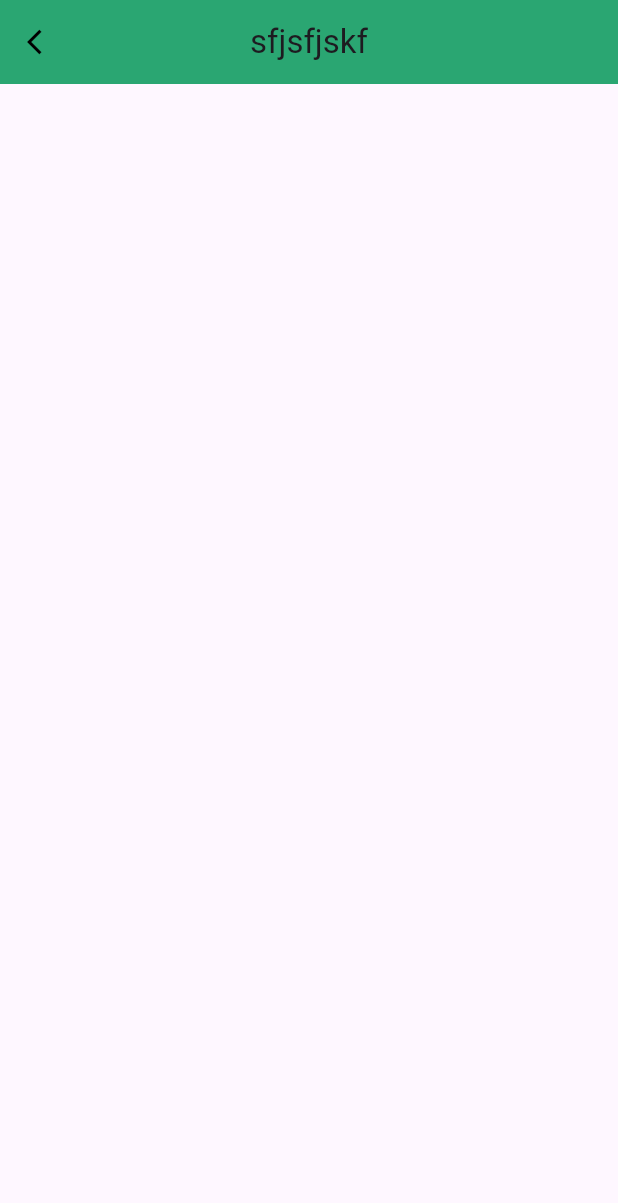
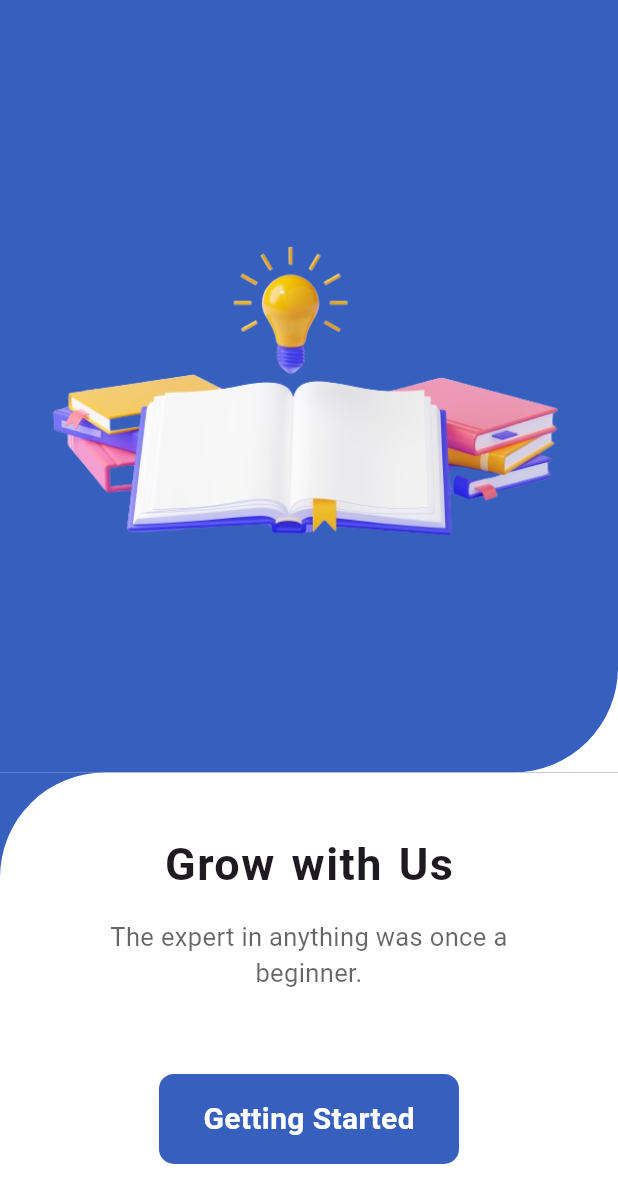
Before and after one commit to showravdas11/tuition-tracker, a Flutter app: the screen it shows after launch, on a phone screen of 412 x 824 dp. Shown: the top 1203 px of the screen. Run offline on Flutter 3.47's test engine with Material 3 defaults, Android fonts, the phone set to English and light mode, and no system bars; our stand-ins replace flutter_spinkit, lottie.

Commit message:
getting started done and login half done

```diff
--- /dev/null
+++ b/lib/common/button.dart
@@ -0,0 +1,42 @@
+import 'package:flutter/material.dart';
+import 'package:poralekha/theme/myTheme.dart';
+
+class RoundedButton extends StatelessWidget {
+  final String title;
+  final VoidCallback onTap;
+  final bool loading;
+  final double width;
+  const RoundedButton(
+      {super.key,
+      required this.title,
+      required this.onTap,
+      this.loading = false, required this.width});
+
+  @override
+  Widget build(BuildContext context) {
+    return InkWell(
+      onTap: onTap,
+      child: Container(
+        height: 60.0,
+        width: width,
+        decoration: BoxDecoration(
+          color: MyTheme.buttonColor,
+          borderRadius: BorderRadius.circular(10),
+        ),
+        child: Center(
+          child: loading
+              ? CircularProgressIndicator(
+                  strokeWidth: 3,
+                  color: Colors.white,
+                )
+              : Text(
+                  title,
+                  style: TextStyle(fontSize: 20,
+                      fontWeight: FontWeight.w700,
+                      color: Colors.white),
+                ),
+        ),
+      ),
+    );
+  }
+}
--- a/lib/screens/gettingStarted/getting_started.dart
+++ b/lib/screens/gettingStarted/getting_started.dart
@@ -1,4 +1,8 @@
 import 'package:flutter/material.dart';
+import 'package:poralekha/common/button.dart';
+import 'package:poralekha/screens/loginScreen/login_screen.dart';
+import 'package:poralekha/theme/myTheme.dart';
+import 'package:lottie/lottie.dart';
 
 class GettingStartedScreen extends StatelessWidget {
   const GettingStartedScreen({super.key});
@@ -6,18 +10,89 @@ class GettingStartedScreen extends StatelessWidget {
   @override
   Widget build(BuildContext context) {
     return Scaffold(
-      appBar: AppBar(
-        backgroundColor: Color.fromARGB(255, 42, 166, 114),
-        title: Text("sfjsfjskf"),
-        centerTitle: true,
-         leading: IconButton(
-              color: Colors.black,
-              icon: Icon(Icons.arrow_back_ios),
-              iconSize: 20.0,
-              onPressed: () {
-                Navigator.pop(context);
-              },
+      backgroundColor: MyTheme.WhiteColor,
+
+      body: Container(
+        width: MediaQuery.of(context).size.width,
+        height: MediaQuery.of(context).size.height,
+
+        child: Stack(
+          children: [
+            Stack(
+              children: [
+                Container(
+                  width: MediaQuery.of(context).size.width,
+                  height: MediaQuery.of(context).size.height / 1.6,
+                  decoration: BoxDecoration(
+                    color: Colors.white,
+                  ),
+                ),
+                Container(
+                  width: MediaQuery.of(context).size.width,
+                  height: MediaQuery.of(context).size.height / 1.6,
+                  decoration: BoxDecoration(
+                    color: Color(0xFF375FBE),
+                    borderRadius: BorderRadius.only(bottomRight: Radius.circular(70))
+                  ),
+                  child: Center(
+                    child: Image.asset("assets/images/book.png", scale: 0.8,),
+                  ),
+                ),
+              ],
             ),
+            Align(
+              alignment: Alignment.bottomCenter,
+              child: Container(
+                width: MediaQuery.of(context).size.width,
+                height: MediaQuery.of(context).size.height / 2.666,
+                decoration: BoxDecoration(
+                  color: Color(0xFF375FBE),
+                ),
+              ),
+            ),
+            Align(
+              alignment: Alignment.bottomCenter,
+              child: Container(
+                width: MediaQuery.of(context).size.width,
+                height: MediaQuery.of(context).size.height / 2.666,
+                padding: EdgeInsets.only(top: 40, bottom: 30),
+                decoration: BoxDecoration(
+                  color: Colors.white,
+                  borderRadius: BorderRadius.only(topLeft: Radius.circular(70))
+                ),
+                child: Column(
+                  children: [
+                    Text("Grow with Us", style: TextStyle(
+                      fontSize: 30,
+                      fontWeight: FontWeight.w600,
+                      letterSpacing: 1,
+                      wordSpacing: 2
+                    ),),
+                    SizedBox(height: 15,),
+                    Padding(
+                      padding: EdgeInsets.symmetric(horizontal: 40),
+                      child: Text(
+                        "The expert in anything was once a beginner.",
+                        textAlign: TextAlign.center,
+                        style: TextStyle(
+                          fontSize: 17,
+                          color: Colors.black.withOpacity(0.6)
+                        ),
+
+                      ),
+
+                    ),
+                    SizedBox(height: 55,),
+
+                   RoundedButton(title: "Getting Started", width: 200, onTap: (){
+                    Navigator.push(context, MaterialPageRoute(builder: (context) => LoginScreen()),);
+                   }),
+                  ],
+                ),
+              ),
+            ),
+          ],
+        ),
       ),
     );
   }
--- a/lib/theme/myTheme.dart
+++ b/lib/theme/myTheme.dart
@@ -22,6 +22,7 @@ class MyTheme {
    // colors
 
    static Color WhiteColor = Color.fromARGB(255, 255, 255, 255);
+   static Color buttonColor = Color(0xFF375FBE);
   //  static Color darkBluishColor = Color(0xff403b58);
    static Color lightBluishColor = const Color.fromRGBO(99, 102, 241, 1);
 }
--- a/pubspec.yaml
+++ b/pubspec.yaml
@@ -36,6 +36,7 @@ dependencies:
   # Use with the CupertinoIcons class for iOS style icons.
   cupertino_icons: ^1.0.2
   flutter_spinkit: ^5.2.0
+  lottie: ^2.7.0
 
 dev_dependencies:
   flutter_test:
```
Also changed, not shown: lib/common/text_filed.dart (added, +42 -0 lines), lib/screens/loginScreen/login_screen.dart (added, +104 -0 lines), lib/screens/splash_screen.dart (+3 -5 lines), assets/images/book.png (added), assets/images/poralekha-splash.png (added), pubspec.lock.
